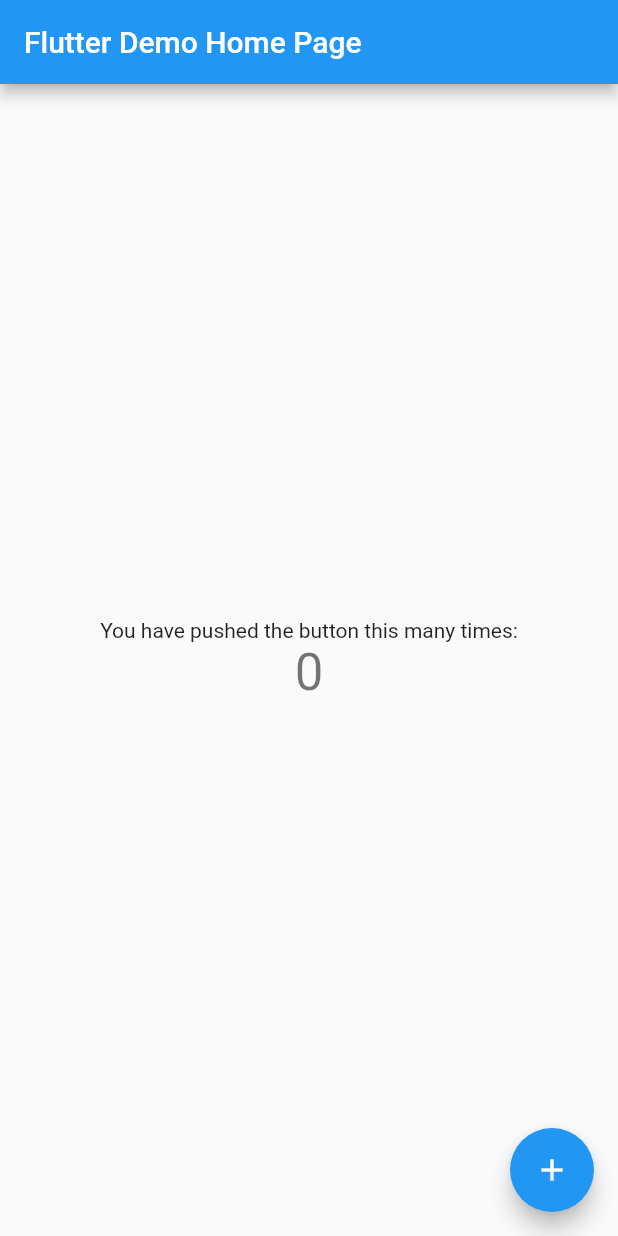
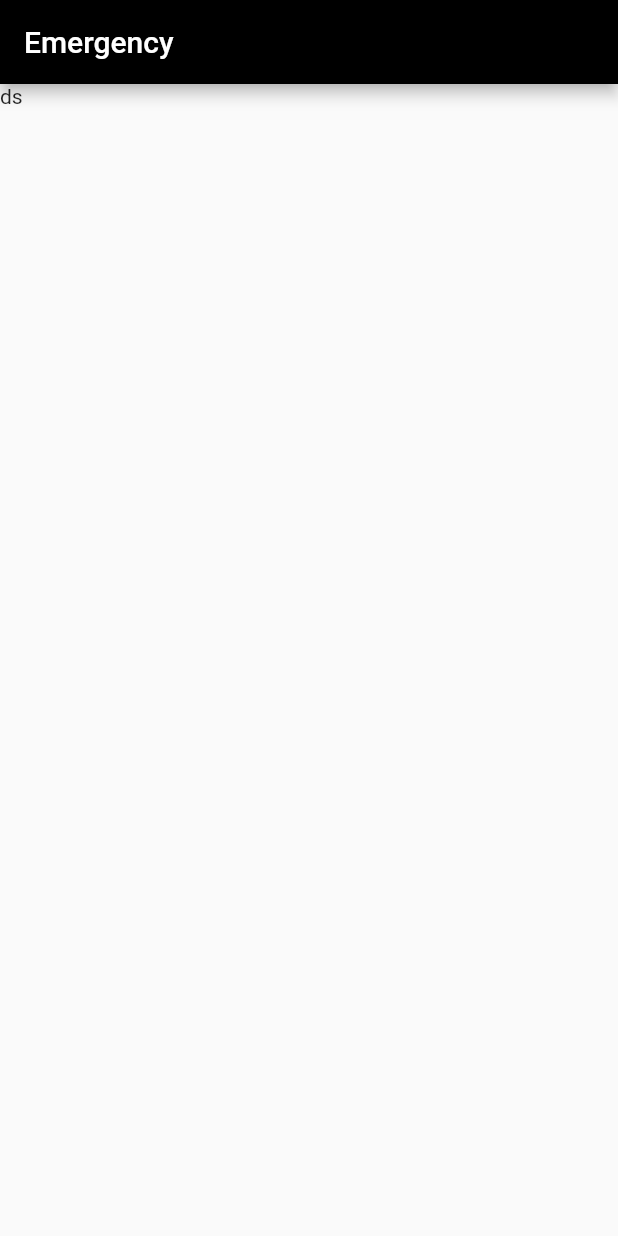
Before and after one commit to kkankariya007/zaza-SOS, a Flutter app: the screen it shows after launch, on a phone screen of 412 x 824 dp. Run offline on Flutter 3.47's test engine with Material 2 defaults, Android fonts, the light colour scheme and no system bars.

Commit message:
Updates Pushed

```diff
--- /dev/null
+++ b/git_upload.txt
@@ -0,0 +1,4 @@
+@echo off
+git add .
+git commit -m "Done"
+git push -u origin main
--- a/lib/main.dart
+++ b/lib/main.dart
@@ -1,115 +1,31 @@
 import 'package:flutter/material.dart';
 
 void main() {
-  runApp(const MyApp());
+  runApp(const MaterialApp(
+    home:SOS(),
+  ));
 }
 
-class MyApp extends StatelessWidget {
-  const MyApp({super.key});
+class SOS extends StatefulWidget {
+  const SOS({Key? key}) : super(key: key);
 
-  // This widget is the root of your application.
+  @override
+  State<SOS> createState() => _SOSState();
+}
+
+class _SOSState extends State<SOS> {
   @override
   Widget build(BuildContext context) {
-    return MaterialApp(
-      title: 'Flutter Demo',
-      theme: ThemeData(
-        // This is the theme of your application.
-        //
-        // Try running your application with "flutter run". You'll see the
-        // application has a blue toolbar. Then, without quitting the app, try
-        // changing the primarySwatch below to Colors.green and then invoke
-        // "hot reload" (press "r" in the console where you ran "flutter run",
-        // or simply save your changes to "hot reload" in a Flutter IDE).
-        // Notice that the counter didn't reset back to zero; the application
-        // is not restarted.
-        primarySwatch: Colors.blue,
+    return Scaffold(
+      appBar: AppBar(
+      backgroundColor: Colors.black,
+      title: Text('Emergency'),
+),
+      body: Column(
+      children: [
+        Text('ds'),
+      ],
       ),
-      home: const MyHomePage(title: 'Flutter Demo Home Page'),
     );
   }
 }
-
-class MyHomePage extends StatefulWidget {
-  const MyHomePage({super.key, required this.title});
-
-  // This widget is the home page of your application. It is stateful, meaning
-  // that it has a State object (defined below) that contains fields that affect
-  // how it looks.
-
-  // This class is the configuration for the state. It holds the values (in this
-  // case the title) provided by the parent (in this case the App widget) and
-  // used by the build method of the State. Fields in a Widget subclass are
-  // always marked "final".
-
-  final String title;
-
-  @override
-  State<MyHomePage> createState() => _MyHomePageState();
-}
-
-class _MyHomePageState extends State<MyHomePage> {
-  int _counter = 0;
-
-  void _incrementCounter() {
-    setState(() {
-      // This call to setState tells the Flutter framework that something has
-      // changed in this State, which causes it to rerun the build method below
-      // so that the display can reflect the updated values. If we changed
-      // _counter without calling setState(), then the build method would not be
-      // called again, and so nothing would appear to happen.
-      _counter++;
-    });
-  }
-
-  @override
-  Widget build(BuildContext context) {
-    // This method is rerun every time setState is called, for instance as done
-    // by the _incrementCounter method above.
-    //
-    // The Flutter framework has been optimized to make rerunning build methods
-    // fast, so that you can just rebuild anything that needs updating rather
-    // than having to individually change instances of widgets.
-    return Scaffold(
-      appBar: AppBar(
-        // Here we take the value from the MyHomePage object that was created by
-        // the App.build method, and use it to set our appbar title.
-        title: Text(widget.title),
-      ),
-      body: Center(
-        // Center is a layout widget. It takes a single child and positions it
-        // in the middle of the parent.
-        child: Column(
-          // Column is also a layout widget. It takes a list of children and
-          // arranges them vertically. By default, it sizes itself to fit its
-          // children horizontally, and tries to be as tall as its parent.
-          //
-          // Invoke "debug painting" (press "p" in the console, choose the
-          // "Toggle Debug Paint" action from the Flutter Inspector in Android
-          // Studio, or the "Toggle Debug Paint" command in Visual Studio Code)
-          // to see the wireframe for each widget.
-          //
-          // Column has various properties to control how it sizes itself and
-          // how it positions its children. Here we use mainAxisAlignment to
-          // center the children vertically; the main axis here is the vertical
-          // axis because Columns are vertical (the cross axis would be
-          // horizontal).
-          mainAxisAlignment: MainAxisAlignment.center,
-          children: <Widget>[
-            const Text(
-              'You have pushed the button this many times:',
-            ),
-            Text(
-              '$_counter',
-              style: Theme.of(context).textTheme.headlineMedium,
-            ),
-          ],
-        ),
-      ),
-      floatingActionButton: FloatingActionButton(
-        onPressed: _incrementCounter,
-        tooltip: 'Increment',
-        child: const Icon(Icons.add),
-      ), // This trailing comma makes auto-formatting nicer for build methods.
-    );
-  }
-}
```
Also changed, not shown: 1 other file.
